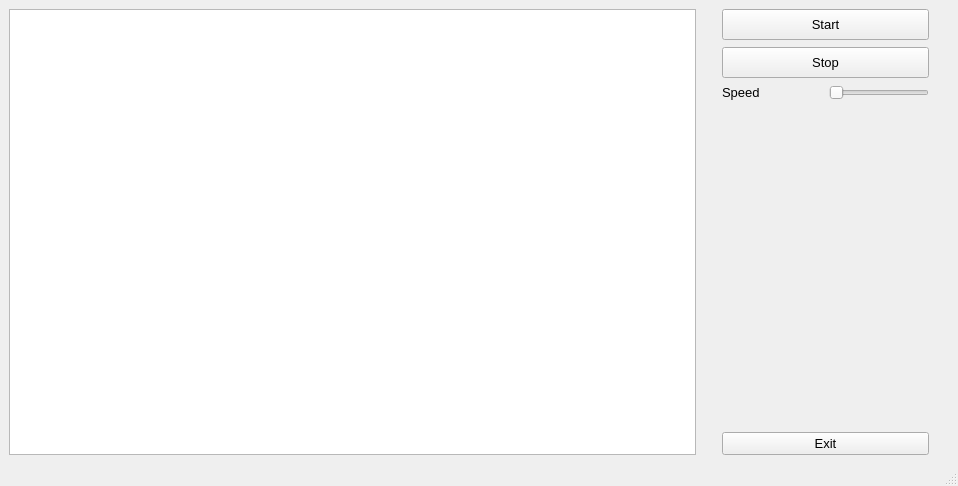
Before: the Qt Designer form RoombaSim/RoombaSim/roombasim.ui in VvWijhe/Cleanify, drawn with Qt 5.
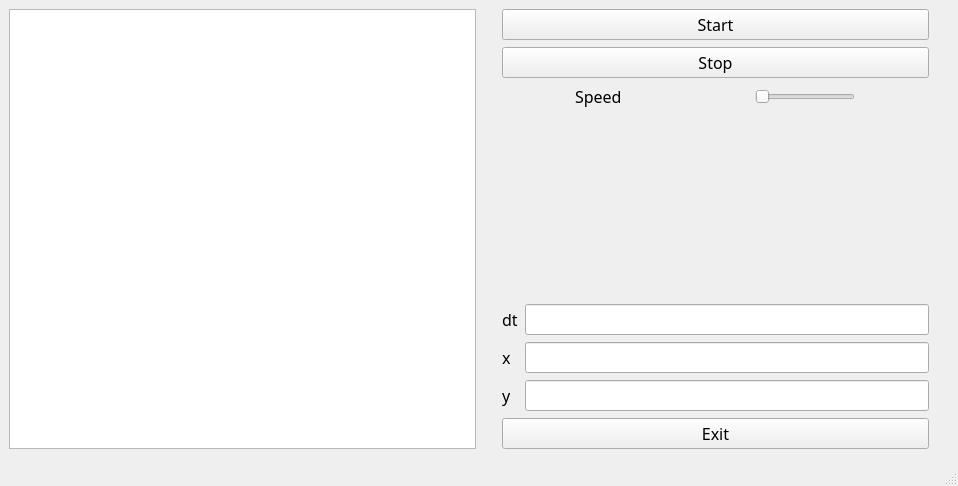
After: the same form once the commit is applied.

Commit message: roombasim scaled to real life

Diff of the .ui file:
```diff
--- a/RoombaSim/RoombaSim/roombasim.ui
+++ b/RoombaSim/RoombaSim/roombasim.ui
@@ -21,8 +21,8 @@
   </property>
   <property name="font">
    <font>
-    <family>Arial</family>
-    <pointsize>10</pointsize>
+    <family>Sans</family>
+    <pointsize>12</pointsize>
    </font>
   </property>
   <property name="windowTitle">
@@ -111,7 +111,7 @@
              </size>
             </property>
             <property name="minimum">
-             <number>30</number>
+             <number>33</number>
             </property>
             <property name="maximum">
              <number>900</number>
@@ -139,6 +139,58 @@
           </property>
          </spacer>
         </item>
+        <item>
+         <layout class="QFormLayout" name="formLayout">
+          <property name="topMargin">
+           <number>0</number>
+          </property>
+          <property name="bottomMargin">
+           <number>0</number>
+          </property>
+          <item row="5" column="0">
+           <widget class="QLabel" name="label">
+            <property name="text">
+             <string>dt</string>
+            </property>
+           </widget>
+          </item>
+          <item row="5" column="1">
+           <widget class="QLineEdit" name="dt">
+            <property name="readOnly">
+             <bool>true</bool>
+            </property>
+           </widget>
+          </item>
+          <item row="6" column="0">
+           <widget class="QLabel" name="label_2">
+            <property name="text">
+             <string>x</string>
+            </property>
+           </widget>
+          </item>
+          <item row="6" column="1">
+           <widget class="QLineEdit" name="x">
+            <property name="readOnly">
+             <bool>true</bool>
+            </property>
+           </widget>
+          </item>
+          <item row="7" column="0">
+           <widget class="QLabel" name="label_3">
+            <property name="text">
+             <string>y</string>
+            </property>
+           </widget>
+          </item>
+          <item row="7" column="1">
+           <widget class="QLineEdit" name="y">
+            <property name="readOnly">
+             <bool>true</bool>
+            </property>
+           </widget>
+          </item>
+         </layout>
+        </item>
         <item>
          <widget class="QPushButton" name="exitButton">
           <property name="text">
```
Left out of the diff: 2 changed lines with no effect on the pictures. The commit also changes 14 other files.
